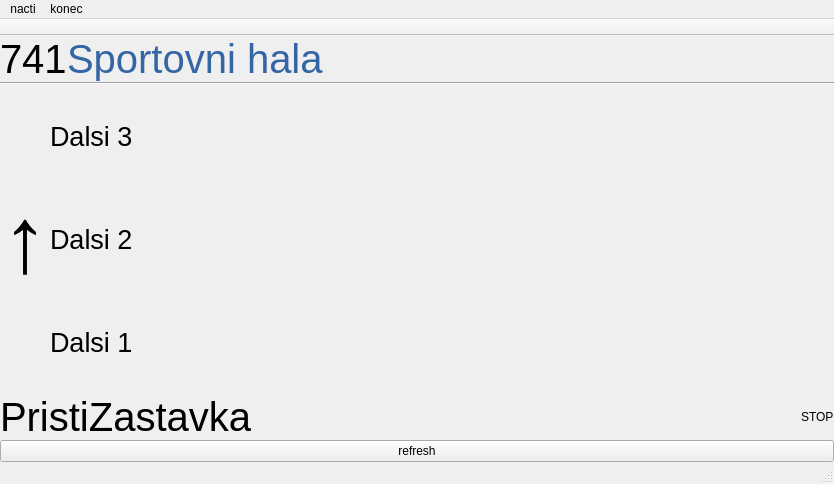
Before: the Qt Designer form mainwindow.ui in frutabruta/VDV301display, drawn with Qt 5.
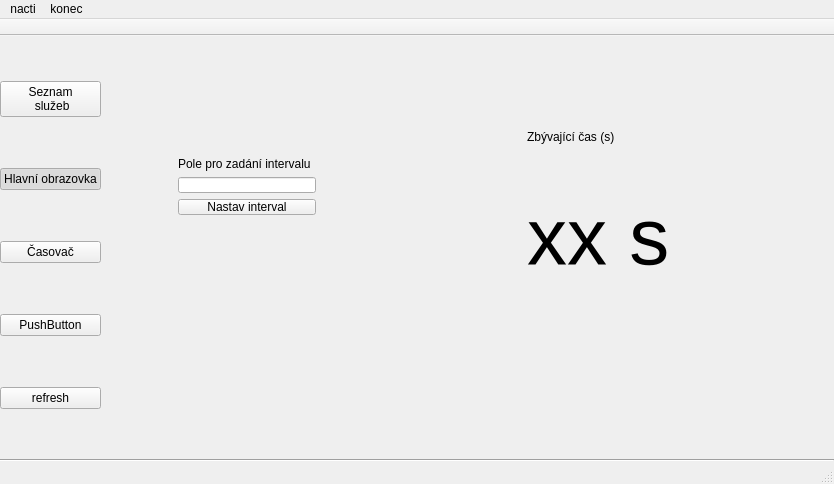
After: the same form once the commit is applied. The open tabs and pages were chosen to show the change.

Commit message: zapracování časovače, vymazávání seznamu služeb

The edit to the form file:
```diff
--- a/mainwindow.ui
+++ b/mainwindow.ui
@@ -48,6 +48,94 @@
        <enum>QLayout::SetMaximumSize</enum>
       </property>
       <item>
+       <layout class="QHBoxLayout" name="horizontalLayout_5">
+        <item>
+         <layout class="QVBoxLayout" name="verticalLayout_4">
+          <item>
+           <widget class="QPushButton" name="tlacitkoSeznamSluzeb">
+            <property name="text">
+             <string>Seznam 
+ služeb</string>
+            </property>
+            <property name="checkable">
+             <bool>true</bool>
+            </property>
+            <property name="autoExclusive">
+             <bool>true</bool>
+            </property>
+           </widget>
+          </item>
+          <item>
+           <widget class="QPushButton" name="tlacitkoHlavni">
+            <property name="text">
+             <string>Hlavní obrazovka</string>
+            </property>
+            <property name="checkable">
+             <bool>true</bool>
+            </property>
+            <property name="checked">
+             <bool>true</bool>
+            </property>
+            <property name="autoExclusive">
+             <bool>true</bool>
+            </property>
+           </widget>
+          </item>
+          <item>
+           <widget class="QPushButton" name="tlacitkoCasovac">
+            <property name="text">
+             <string>Časovač</string>
+            </property>
+            <property name="checkable">
+             <bool>true</bool>
+            </property>
+            <property name="autoExclusive">
+             <bool>true</bool>
+            </property>
+           </widget>
+          </item>
+          <item>
+           <widget class="QPushButton" name="pushButton_4">
+            <property name="text">
+             <string>PushButton</string>
+            </property>
+            <property name="checkable">
+             <bool>true</bool>
+            </property>
+            <property name="autoExclusive">
+             <bool>true</bool>
+            </property>
+           </widget>
+          </item>
+          <item>
+           <widget class="QPushButton" name="refreshTlac">
+            <property name="text">
+             <string>refresh</string>
+            </property>
+           </widget>
+          </item>
+         </layout>
+        </item>
+        <item>
+         <widget class="QStackedWidget" name="prepinadloStran">
+          <property name="currentIndex">
+           <number>1</number>
+          </property>
+          <widget class="QWidget" name="page">
+           <widget class="QWidget" name="verticalLayoutWidget">
+            <property name="geometry">
+             <rect>
+              <x>10</x>
+              <y>10</y>
+              <width>811</width>
+              <height>371</height>
+             </rect>
+            </property>
+            <layout class="QVBoxLayout" name="verticalLayout_3">
+             <property name="spacing">
+              <number>0</number>
+             </property>
+             <item>
        <layout class="QHBoxLayout" name="horizontalLayout">
         <property name="spacing">
          <number>0</number>
@@ -96,13 +184,6 @@
         </item>
        </layout>
       </item>
-      <item>
-       <widget class="Line" name="line">
-        <property name="orientation">
-         <enum>Qt::Horizontal</enum>
-        </property>
-       </widget>
-      </item>
       <item>
        <layout class="QHBoxLayout" name="horizontalLayout_3">
         <property name="spacing">
@@ -239,10 +320,111 @@
         </item>
        </layout>
       </item>
+            </layout>
+           </widget>
+          </widget>
+          <widget class="QWidget" name="page_2">
+           <widget class="QTableWidget" name="tabulkaSubscriberu">
+            <property name="geometry">
+             <rect>
+              <x>20</x>
+              <y>10</y>
+              <width>671</width>
+              <height>331</height>
+             </rect>
+            </property>
+            <column>
+             <property name="text">
+              <string>Název služby</string>
+             </property>
+            </column>
+            <column>
+             <property name="text">
+              <string>Verze</string>
+             </property>
+            </column>
+            <column>
+             <property name="text">
+              <string>IP Adresa</string>
+             </property>
+            </column>
+            <column>
+             <property name="text">
+              <string>port</string>
+             </property>
+            </column>
+           </widget>
+          </widget>
+          <widget class="QWidget" name="page_3">
+           <widget class="QLabel" name="label">
+            <property name="geometry">
+             <rect>
+              <x>420</x>
+              <y>80</y>
+              <width>151</width>
+              <height>41</height>
+             </rect>
+            </property>
+            <property name="text">
+             <string>Zbývající čas (s)</string>
+            </property>
+           </widget>
+           <widget class="QLabel" name="labelZbyvajiciVteriny">
+            <property name="geometry">
+             <rect>
+              <x>420</x>
+              <y>140</y>
+              <width>231</width>
+              <height>121</height>
+             </rect>
+            </property>
+            <property name="font">
+             <font>
+              <pointsize>60</pointsize>
+             </font>
+            </property>
+            <property name="text">
+             <string>xx s</string>
+            </property>
+           </widget>
+           <widget class="QWidget" name="verticalLayoutWidget_3">
+            <property name="geometry">
+             <rect>
+              <x>60</x>
+              <y>110</y>
+              <width>160</width>
+              <height>80</height>
+             </rect>
+            </property>
+            <layout class="QVBoxLayout" name="verticalLayout_5">
       <item>
-       <widget class="QPushButton" name="refreshTlac">
+              <widget class="QLabel" name="label_3">
         <property name="text">
-         <string>refresh</string>
+                <string>Pole pro zadání intervalu</string>
+               </property>
+              </widget>
+             </item>
+             <item>
+              <widget class="QLineEdit" name="lineEdit"/>
+             </item>
+             <item>
+              <widget class="QPushButton" name="tlacitkoNastavVteriny">
+               <property name="text">
+                <string>Nastav interval</string>
+               </property>
+              </widget>
+             </item>
+            </layout>
+           </widget>
+          </widget>
+         </widget>
+        </item>
+       </layout>
+      </item>
+      <item>
+       <widget class="Line" name="line">
+        <property name="orientation">
+         <enum>Qt::Horizontal</enum>
         </property>
        </widget>
       </item>
```
Left out of the diff: 2 changed lines with no effect on the pictures. Lines whose indentation alone changed are shown as unchanged. The commit also changes 6 other files.
